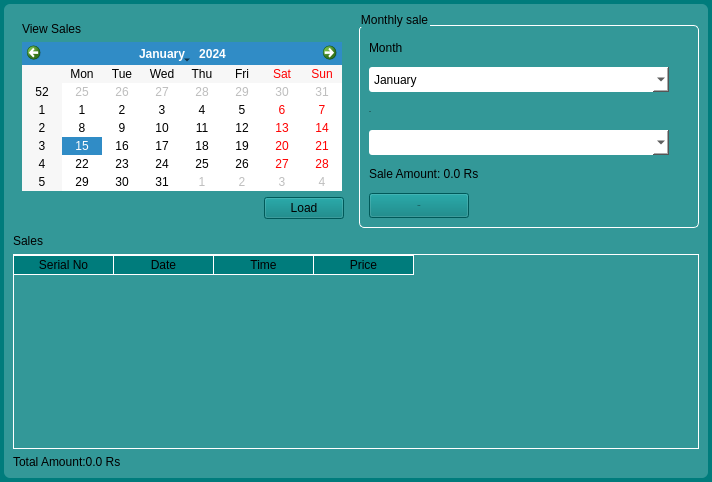
This is ui/sales.ui in sarin32/Supermarket-Inventory-and-Sales-Management-System as Qt 5 draws it before an edit. The edited form follows.
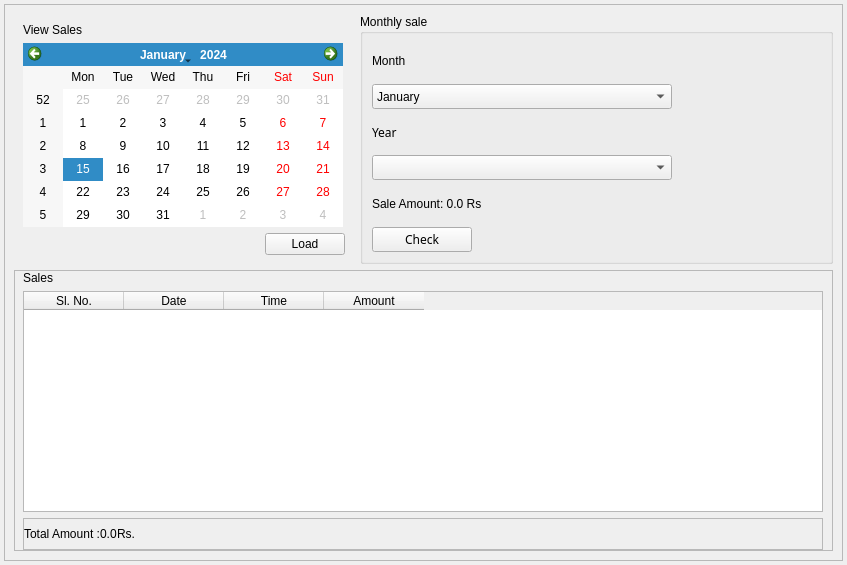
This is the edited form.

Patch:
```diff
--- a/ui/sales.ui
+++ b/ui/sales.ui
@@ -6,84 +6,15 @@
    <rect>
     <x>0</x>
     <y>0</y>
-    <width>712</width>
-    <height>482</height>
+    <width>847</width>
+    <height>565</height>
    </rect>
   </property>
   <property name="windowTitle">
    <string>Form</string>
   </property>
-  <property name="styleSheet">
-   <string notr="true">QWidget#sales{
-	background-color:rgb(0, 124, 124);
-}
-QLabel{
-	font: 15px  &quot;Centular&quot;;
-}
-QPushButton{
-	font: 15px  &quot;Centular&quot;;
-	background-color:rgb(0, 124, 124);
-}
-
-QLabel#h_1 ,QLabel#h_2, QLabel#h_3{
-	font: bold 16px  &quot;Centular&quot;;
-}
-
-QFrame#mainframe_1, QFrame#mainframe_2,  QFrame#mainframe_3{
-	background-color:rgb(51, 152, 152);
-	border-radius:6px;
-}
-
-QComboBox,QSpinBox,QLineEdit{
-	background-color:rgb(255, 255, 255);
-	color:#000;
-	border-radius:3px;
-}
-QMessageBox,QInputDialog{
-	background-color: rgb(51, 152, 152);
-}
-
-QTableWidget
-{
-	gridline-color: #ffffff;
-	background-color: transparent;
-	border:1px solid rgb(255, 255, 255);
-	font: 13px  &quot;Centular&quot;;
-}
-QHeaderView {
-	background-color: transparent;
-}
-QHeaderView::section {
-	background-color: rgb(0, 124, 124);
-	font: bold 13px  &quot;Centular&quot; ;
-	border-bottom: 1px solid #fff;
-    border-right: 1px solid #fff;
-}
-QHeaderView::section:horizontal
-{
-    border-top: 1px solid #fff;
-}
-QHeaderView::section:vertical
-{
-    border-left: 1px solid #fff;
-}
-QTableWidget::item::selected 
-{
- Color:#000; 
- Background: #fff;
-}
-QGroupBox {
-     border: 1px solid #fff;
-     border-radius: 5px;
-     margin-top:12px; 
-font: bold 12px  &quot;Centular&quot;;
- }
-
- QGroupBox::title {
-     subcontrol-origin: margin;
-     
-	font: 8pt &quot;MS Sans Serif&quot;;
- }</string>
+  <property name="type" stdset="0">
+   <string>main</string>
   </property>
   <layout class="QVBoxLayout" name="verticalLayout">
    <property name="spacing">
@@ -110,38 +41,14 @@
       <enum>QFrame::Raised</enum>
      </property>
      <layout class="QGridLayout" name="gridLayout">
-      <item row="3" column="0" colspan="2">
-       <widget class="QTableWidget" name="tableWidget">
-        <property name="maximumSize">
-         <size>
-          <width>800</width>
-          <height>16777215</height>
-         </size>
-        </property>
-        <column>
-         <property name="text">
-          <string>Serial No</string>
-         </property>
-        </column>
-        <column>
-         <property name="text">
-          <string>Date</string>
-         </property>
-        </column>
-        <column>
-         <property name="text">
-          <string>Time</string>
-         </property>
-        </column>
-        <column>
-         <property name="text">
-          <string>Price</string>
-         </property>
-        </column>
-       </widget>
-      </item>
       <item row="0" column="1">
        <widget class="QGroupBox" name="groupBox_2">
+        <property name="maximumSize">
+         <size>
+          <width>16777215</width>
+          <height>300</height>
+         </size>
+        </property>
         <property name="title">
          <string>Monthly sale</string>
         </property>
@@ -234,7 +141,6 @@
            <property name="font">
             <font>
              <family>Centular</family>
-             <pointsize>-1</pointsize>
              <weight>50</weight>
              <italic>false</italic>
              <bold>false</bold>
@@ -279,7 +185,6 @@
            <property name="font">
             <font>
              <family>Centular</family>
-             <pointsize>-1</pointsize>
              <weight>50</weight>
              <italic>false</italic>
              <bold>false</bold>
@@ -293,11 +198,158 @@
         </layout>
        </widget>
       </item>
-      <item row="2" column="0" colspan="2">
-       <widget class="QLabel" name="label">
-        <property name="text">
-         <string>Sales</string>
+      <item row="2" column="0" rowspan="2" colspan="2">
+       <widget class="QFrame" name="frame_2">
+        <property name="minimumSize">
+         <size>
+          <width>0</width>
+          <height>60</height>
+         </size>
         </property>
+        <property name="frameShape">
+         <enum>QFrame::StyledPanel</enum>
+        </property>
+        <property name="frameShadow">
+         <enum>QFrame::Raised</enum>
+        </property>
+        <layout class="QGridLayout" name="gridLayout_2">
+         <property name="leftMargin">
+          <number>0</number>
+         </property>
+         <property name="topMargin">
+          <number>0</number>
+         </property>
+         <property name="rightMargin">
+          <number>0</number>
+         </property>
+         <property name="bottomMargin">
+          <number>0</number>
+         </property>
+         <item row="0" column="0">
+          <widget class="QLabel" name="label">
+           <property name="text">
+            <string>Sales</string>
+           </property>
+           <property name="type" stdset="0">
+            <string>heading</string>
+           </property>
+          </widget>
+         </item>
+         <item row="1" column="0">
+          <widget class="QTableWidget" name="tableWidget">
+           <property name="maximumSize">
+            <size>
+             <width>800</width>
+             <height>16777215</height>
+            </size>
+           </property>
+           <column>
+            <property name="text">
+             <string>Sl. No.</string>
+            </property>
+           </column>
+           <column>
+            <property name="text">
+             <string>Date</string>
+            </property>
+           </column>
+           <column>
+            <property name="text">
+             <string>Time</string>
+            </property>
+           </column>
+           <column>
+            <property name="text">
+             <string>Amount</string>
+            </property>
+           </column>
+          </widget>
+         </item>
+         <item row="2" column="0">
+          <widget class="QFrame" name="frame_3">
+           <property name="frameShape">
+            <enum>QFrame::StyledPanel</enum>
+           </property>
+           <property name="frameShadow">
+            <enum>QFrame::Raised</enum>
+           </property>
+           <layout class="QHBoxLayout" name="horizontalLayout">
+            <property name="spacing">
+             <number>0</number>
+            </property>
+            <property name="leftMargin">
+             <number>0</number>
+            </property>
+            <property name="topMargin">
+             <number>0</number>
+            </property>
+            <property name="rightMargin">
+             <number>0</number>
+            </property>
+            <property name="bottomMargin">
+             <number>0</number>
+            </property>
+            <item alignment="Qt::AlignLeft">
+             <widget class="QFrame" name="frame_5">
+              <property name="minimumSize">
+               <size>
+                <width>0</width>
+                <height>30</height>
+               </size>
+              </property>
+              <property name="maximumSize">
+               <size>
+                <width>16777215</width>
+                <height>30</height>
+               </size>
+              </property>
+              <layout class="QHBoxLayout" name="horizontalLayout_2">
+               <property name="spacing">
+                <number>0</number>
+               </property>
+               <property name="leftMargin">
+                <number>0</number>
+               </property>
+               <property name="topMargin">
+                <number>0</number>
+               </property>
+               <property name="rightMargin">
+                <number>0</number>
+               </property>
+               <property name="bottomMargin">
+                <number>0</number>
+               </property>
+               <item>
+                <widget class="QLabel" name="labelTotal">
+                 <property name="text">
+                  <string>Total Amount :</string>
+                 </property>
+                </widget>
+               </item>
+               <item>
+                <widget class="QLabel" name="labelCost">
+                 <property name="text">
+                  <string>0.0</string>
+                 </property>
+                 <property name="type" stdset="0">
+                  <string>bold</string>
+                 </property>
+                </widget>
+               </item>
+               <item>
+                <widget class="QLabel" name="labelRs">
+                 <property name="text">
+                  <string>Rs.</string>
+                 </property>
+                </widget>
+               </item>
+              </layout>
+             </widget>
+            </item>
+           </layout>
+          </widget>
+         </item>
+        </layout>
        </widget>
       </item>
       <item row="0" column="0">
@@ -305,7 +357,7 @@
         <property name="maximumSize">
          <size>
           <width>340</width>
-          <height>5000</height>
+          <height>250</height>
          </size>
         </property>
         <layout class="QVBoxLayout" name="verticalLayout_2">
@@ -336,13 +388,6 @@
         </layout>
        </widget>
       </item>
-      <item row="4" column="0" colspan="2">
-       <widget class="QLabel" name="label_2">
-        <property name="text">
-         <string>Total Amount:0.0 Rs</string>
-        </property>
-       </widget>
-      </item>
      </layout>
     </widget>
    </item>
```
Left out of the diff: 6 changed lines with no effect on the pictures.
